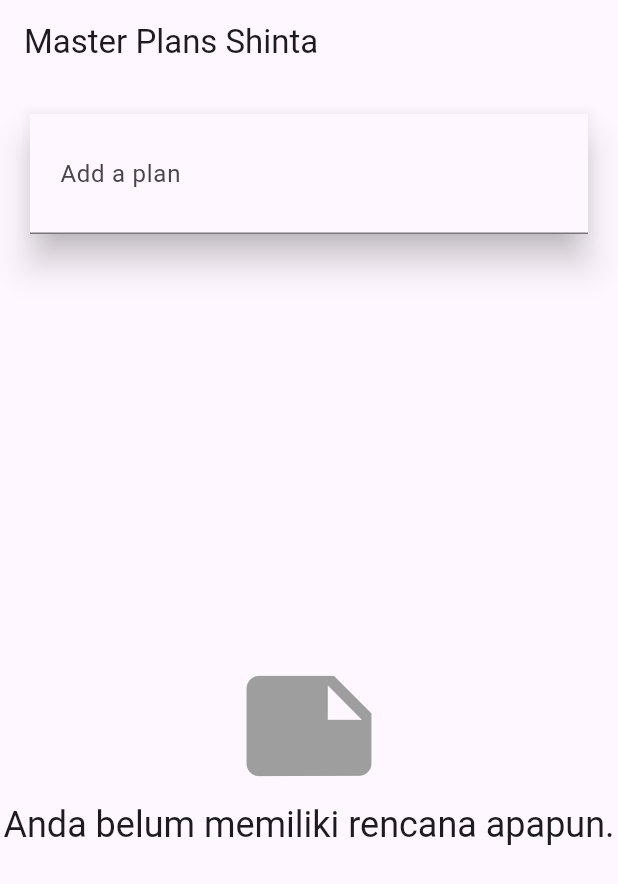
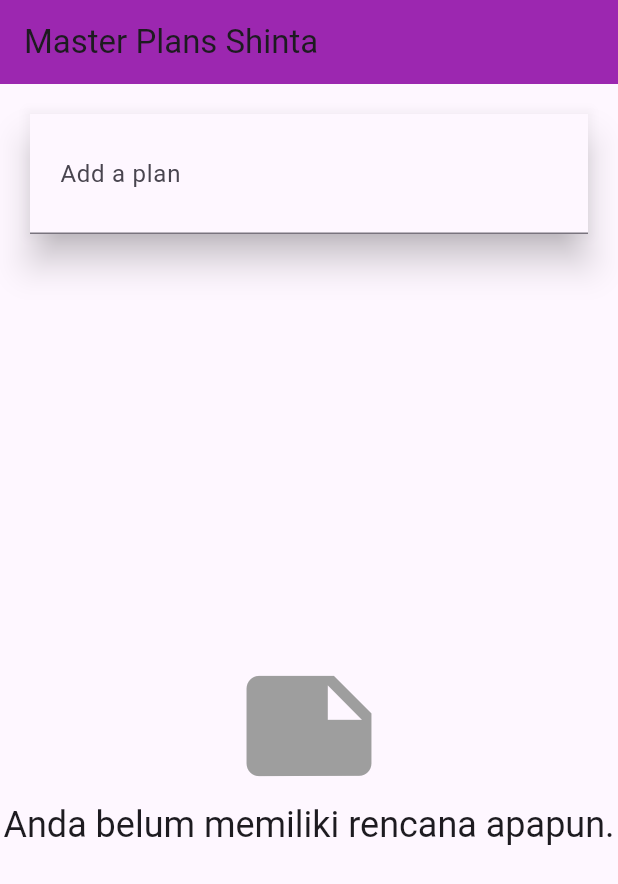
Before and after one commit to shintayl9/master_plan, a Flutter app: the screen it shows after launch, on a phone screen of 412 x 824 dp. Shown: the top 884 px of the screen. Run offline on Flutter 3.47's test engine with Material 3 defaults, Android fonts, the phone set to English and light mode, and no system bars.

Commit message:
up bg purple

```diff
--- a/lib/views/plan_creator_screen.dart
+++ b/lib/views/plan_creator_screen.dart
@@ -14,14 +14,25 @@ class _PlanCreatorScreenState extends State<PlanCreatorScreen> {
   final textController = TextEditingController();
 
   @override
+  void dispose() {
+    textController.dispose();
+    super.dispose();
+  }
+
+  @override
   Widget build(BuildContext context) {
     return Scaffold(
 // ganti ‘Namaku’ dengan nama panggilan Anda
-      appBar: AppBar(title: const Text('Master Plans Shinta')),
-      body: Column(children: [
-        _buildListCreator(),
-        Expanded(child: _buildMasterPlans())
-      ]),
+      appBar: AppBar(
+        title: const Text('Master Plans Shinta'),
+        backgroundColor: Colors.purple,
+      ),
+      body: Column(
+        children: [
+          _buildListCreator(),
+          Expanded(child: _buildMasterPlans()),
+        ],
+      ),
     );
   }
 
@@ -80,10 +91,4 @@ class _PlanCreatorScreenState extends State<PlanCreatorScreen> {
               });
         });
   }
-
-  @override
-  void dispose() {
-    textController.dispose();
-    super.dispose();
-  }
 }
```
